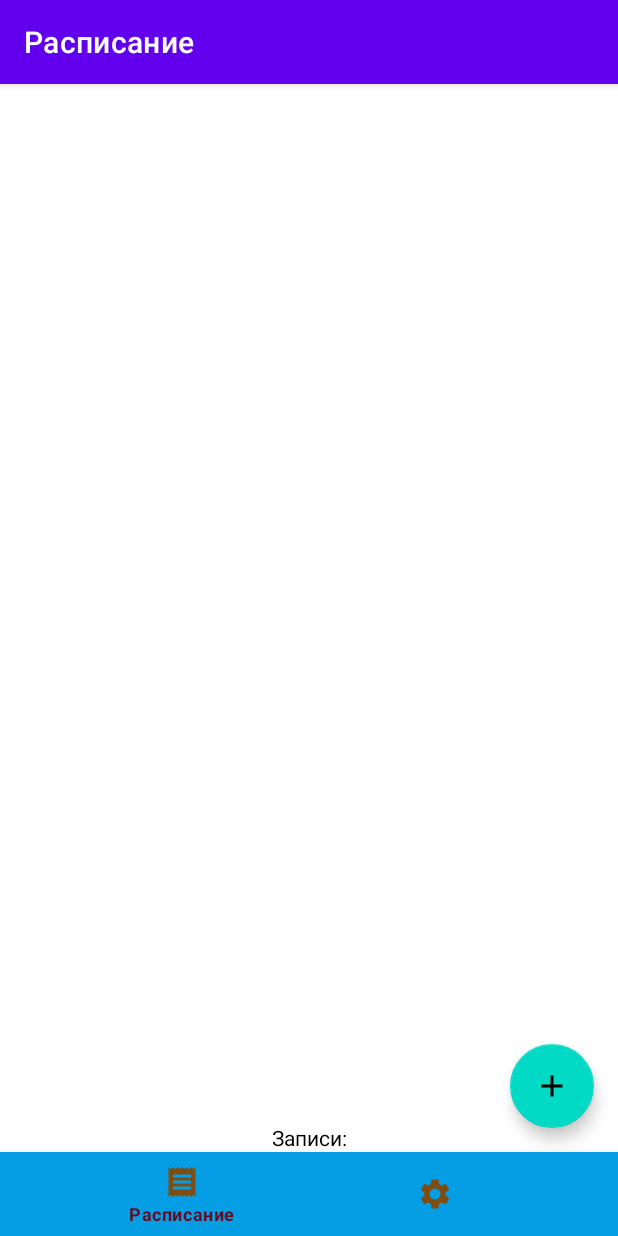
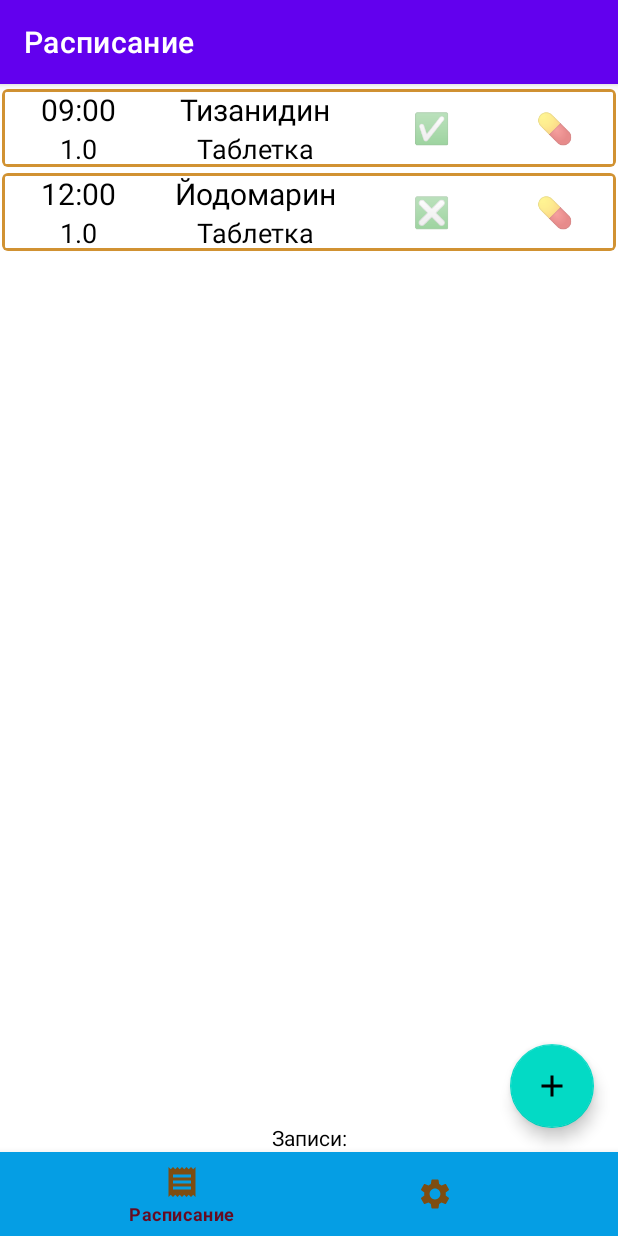
Before and after one commit to Paulik0182/MonitoringPrescriptions, an Android app: the screen it shows after launch (RoomActivity), on a phone screen of 412 x 824 dp. Run offline under Robolectric (Android 15) with nearby library versions, the phone set to English and light mode, and no system bars.

Commit message:
Реализация первого окна (ViewHolder, Adapter, RecyclerView, данные)

```diff
--- /dev/null
+++ b/app/src/main/java/com/example/monitoringprescriptions/data/ReceptionRepoImpl.kt
@@ -0,0 +1,70 @@
+package com.example.monitoringprescriptions.data
+
+import com.example.monitoringprescriptions.domain.entities.ReceptionEntity
+import com.example.monitoringprescriptions.domain.Emoji
+import com.example.monitoringprescriptions.domain.EmojiIconMedicine
+import com.example.monitoringprescriptions.domain.repos.ReceptionRepo
+import java.util.*
+import kotlin.collections.ArrayList
+
+class ReceptionRepoImpl: ReceptionRepo {
+
+    var dataReception: MutableList<ReceptionEntity> = mutableListOf()
+
+    override fun addReception(receptionEntity: ReceptionEntity) {
+        dataReception.add(receptionEntity)
+    }
+
+    override fun getReceptionList(): List<ReceptionEntity> {
+        return  ArrayList(dataReception)
+    }
+
+    override fun removeReception(recordEntity: ReceptionEntity) {
+        dataReception.remove(recordEntity)
+    }
+
+    override fun removeAllReception(onSuccess: (List<ReceptionEntity>) -> Unit) {
+        TODO("Not yet implemented")
+    }
+
+    override fun updateReception(changedRecord: ReceptionEntity) {
+        TODO("Not yet implemented")
+    }
+
+
+    init {
+        dataReception.add(
+            ReceptionEntity(
+                id = UUID.randomUUID().toString(),
+                nameMedicine = "Тизанидин",
+                typeMedicine = "Таблетка",
+                time = "09:00",
+                dateStart = Calendar.getInstance().timeInMillis,
+                dateEnd = Calendar.getInstance().timeInMillis + 1_000_000,
+                receptionFrequency = 2,
+                resultReception = Emoji.YES,
+                dosage = 1.0f,
+                unitMeasurement = "шт.",
+                iconMedicine = EmojiIconMedicine.PILL,
+                comment = "Прием после еды"
+            )
+        )
+
+        dataReception.add(
+            ReceptionEntity(
+                id = UUID.randomUUID().toString(),
+                nameMedicine = "Йодомарин",
+                typeMedicine = "Таблетка",
+                time = "12:00",
+                dateStart = Calendar.getInstance().timeInMillis + 2_000,
+                dateEnd = Calendar.getInstance().timeInMillis + 2_000_000,
+                receptionFrequency = 1,
+                resultReception = Emoji.UNKNOWN,
+                dosage = 1f,
+                unitMeasurement = "шт.",
+                iconMedicine = EmojiIconMedicine.PILL,
+                comment = "Прием до еды"
+            )
+        )
+    }
+}
--- a/app/src/main/java/com/example/monitoringprescriptions/di/AppModules.kt
+++ b/app/src/main/java/com/example/monitoringprescriptions/di/AppModules.kt
@@ -1,7 +1,10 @@
 package com.example.monitoringprescriptions.di
 
+import com.example.monitoringprescriptions.data.ReceptionRepoImpl
+import com.example.monitoringprescriptions.domain.repos.ReceptionRepo
 import org.koin.dsl.module
 
 val appModules = module{
 
+    single<ReceptionRepo> { ReceptionRepoImpl() }
 }
--- /dev/null
+++ b/app/src/main/java/com/example/monitoringprescriptions/domain/Emoji.kt
@@ -0,0 +1,5 @@
+package com.example.monitoringprescriptions.domain
+
+enum class Emoji {
+    UNKNOWN, YES, NO
+}
--- /dev/null
+++ b/app/src/main/java/com/example/monitoringprescriptions/domain/EmojiIconMedicine.kt
@@ -0,0 +1,6 @@
+package com.example.monitoringprescriptions.domain
+
+enum class EmojiIconMedicine {
+
+    PILL, SYRINGE
+}
--- a/app/src/main/java/com/example/monitoringprescriptions/domain/entities/ReceptionEntity.kt
+++ b/app/src/main/java/com/example/monitoringprescriptions/domain/entities/ReceptionEntity.kt
@@ -1,6 +1,8 @@
 package com.example.monitoringprescriptions.domain.entities
 
 import android.os.Parcelable
+import com.example.monitoringprescriptions.domain.Emoji
+import com.example.monitoringprescriptions.domain.EmojiIconMedicine
 import com.google.gson.annotations.SerializedName
 import kotlinx.parcelize.Parcelize
 import java.util.*
@@ -14,6 +16,9 @@ data class ReceptionEntity(
     @SerializedName("name_medicine")
     var nameMedicine: String = "no name",
 
+    @SerializedName("type_medicine")
+    var typeMedicine: String = "no name",
+
     @SerializedName("date_start")
     var dateStart: Long = Calendar.getInstance().timeInMillis,
 
@@ -21,19 +26,22 @@ data class ReceptionEntity(
     var dateEnd: Long = Calendar.getInstance().timeInMillis,
 
     @SerializedName("time")
-    var time: MutableList<Long> = mutableListOf(),
+    var time: String = "no name",
 
     @SerializedName("reception_frequency")
     var receptionFrequency: Int = 1,
 
     @SerializedName("result_reception")
-    var resultReception: Boolean = false,
+    var resultReception: Emoji = Emoji.UNKNOWN,
 
     @SerializedName("dosage")
     var dosage: Float = 1.5f,
 
     @SerializedName("unit_measurement")
     var unitMeasurement: String = "шт.",
+
+    @SerializedName("icon_medicine")
+    var iconMedicine: EmojiIconMedicine = EmojiIconMedicine.PILL,
 
     @SerializedName("foto")
     var foto: Int = 0,
--- a/app/src/main/java/com/example/monitoringprescriptions/domain/repos/ReceptionRepo.kt
+++ b/app/src/main/java/com/example/monitoringprescriptions/domain/repos/ReceptionRepo.kt
@@ -4,9 +4,9 @@ import com.example.monitoringprescriptions.domain.entities.ReceptionEntity
 
 interface ReceptionRepo {
 
-    fun addRecord(receptionEntity: ReceptionEntity)
-    fun getRecordList(): List<ReceptionEntity>
-    fun removeRecord(recordEntity: ReceptionEntity)
-    fun removeAllRecord(onSuccess: (List<ReceptionEntity>) -> Unit)
-    fun updateRecord(changedRecord: ReceptionEntity)
+    fun addReception(receptionEntity: ReceptionEntity)
+    fun getReceptionList(): List<ReceptionEntity>
+    fun removeReception(recordEntity: ReceptionEntity)
+    fun removeAllReception(onSuccess: (List<ReceptionEntity>) -> Unit)
+    fun updateReception(changedRecord: ReceptionEntity)
 }
--- a/app/src/main/java/com/example/monitoringprescriptions/ui/details/DerailsReceptionFragment.kt
+++ b/app/src/main/java/com/example/monitoringprescriptions/ui/details/DetailsReceptionFragment.kt
@@ -8,7 +8,7 @@ import com.example.monitoringprescriptions.App
 import com.example.monitoringprescriptions.R
 import com.example.monitoringprescriptions.databinding.FragmentDerailsReceptionBinding
 
-class DerailsReceptionFragment : Fragment(R.layout.fragment_derails_reception) {
+class DetailsReceptionFragment : Fragment(R.layout.fragment_derails_reception) {
 
     private val app: App get() = requireActivity().application as App
 
@@ -34,7 +34,7 @@ class DerailsReceptionFragment : Fragment(R.layout.fragment_derails_reception) {
     companion object {
         @JvmStatic
         fun newInstance() =
-            DerailsReceptionFragment().apply {
+            DetailsReceptionFragment().apply {
                 arguments = Bundle().apply {
 //                    putString(KEY, "key")
                 }
--- /dev/null
+++ b/app/src/main/java/com/example/monitoringprescriptions/ui/reception/ReceptionAdapter.kt
@@ -0,0 +1,34 @@
+package com.example.monitoringprescriptions.ui.reception
+
+import android.annotation.SuppressLint
+import android.view.ViewGroup
+import androidx.recyclerview.widget.RecyclerView
+import com.example.monitoringprescriptions.domain.entities.ReceptionEntity
+
+class ReceptionAdapter(
+    private var data: List<ReceptionEntity> = mutableListOf(),
+    private var onDetailsReceptionListener: (ReceptionEntity) -> Unit = {}
+): RecyclerView.Adapter<ReceptionViewHolder>() {
+
+    @SuppressLint("NotifyDataSetChanged")
+    fun setData(reception: List<ReceptionEntity>){
+        data = reception
+        notifyDataSetChanged()
+    }
+
+    override fun onCreateViewHolder(parent: ViewGroup, viewType: Int): ReceptionViewHolder {
+        return ReceptionViewHolder(
+            parent,
+            onDetailsReceptionListener
+        )
+    }
+
+    override fun onBindViewHolder(holder: ReceptionViewHolder, position: Int) {
+        holder.bind(getItem(position))
+    }
+
+    private fun getItem(position: Int): ReceptionEntity = data[position]
+
+    override fun getItemCount(): Int = data.size
+
+}
--- a/app/src/main/java/com/example/monitoringprescriptions/ui/reception/ReceptionFragment.kt
+++ b/app/src/main/java/com/example/monitoringprescriptions/ui/reception/ReceptionFragment.kt
@@ -4,25 +4,46 @@ import android.content.Context
 import android.os.Bundle
 import androidx.fragment.app.Fragment
 import android.view.View
-import com.example.monitoringprescriptions.App
+import androidx.recyclerview.widget.LinearLayoutManager
 import com.example.monitoringprescriptions.R
 import com.example.monitoringprescriptions.databinding.FragmentReceptionBinding
+import com.example.monitoringprescriptions.domain.entities.ReceptionEntity
+import com.example.monitoringprescriptions.domain.repos.ReceptionRepo
+import org.koin.android.ext.android.inject
 
 class ReceptionFragment : Fragment(R.layout.fragment_reception) {
 
-    private val app: App get() = requireActivity().application as App
-
     private var _binding: FragmentReceptionBinding? = null
     private val binding get() = _binding!!
+
+    private lateinit var adapter: ReceptionAdapter
+
+    private val receptionRepo: ReceptionRepo by inject()
 
     override fun onViewCreated(view: View, savedInstanceState: Bundle?) {
         super.onViewCreated(view, savedInstanceState)
 
         _binding = FragmentReceptionBinding.bind(view)
+
+        initView()
+
+        adapter.setData(receptionRepo.getReceptionList())
+
+    }
+
+    private fun initView() {
+        binding.cardioRecyclerView.layoutManager = LinearLayoutManager(context)
+        adapter = ReceptionAdapter(
+            data = emptyList(),
+            onDetailsReceptionListener = {
+                //todo
+            }
+        )
+        binding.cardioRecyclerView.adapter = adapter
     }
 
     interface Controller {
-        //TODO
+        fun openDetailsReception(receptionEntity: ReceptionEntity)
     }
 
     private fun getController(): Controller = activity as Controller
--- /dev/null
+++ b/app/src/main/java/com/example/monitoringprescriptions/ui/reception/ReceptionViewHolder.kt
@@ -0,0 +1,50 @@
+package com.example.monitoringprescriptions.ui.reception
+
+import android.view.LayoutInflater
+import android.view.ViewGroup
+import androidx.recyclerview.widget.RecyclerView
+import com.example.monitoringprescriptions.R
+import com.example.monitoringprescriptions.databinding.ItemRecordReceptionBinding
+import com.example.monitoringprescriptions.domain.Emoji
+import com.example.monitoringprescriptions.domain.EmojiIconMedicine
+import com.example.monitoringprescriptions.domain.entities.ReceptionEntity
+
+class ReceptionViewHolder(
+    parent: ViewGroup,
+    onDetailsReceptionListener: (ReceptionEntity) -> Unit
+) : RecyclerView.ViewHolder(
+    LayoutInflater.from(parent.context)
+        .inflate(R.layout.item_record_reception, parent, false)
+) {
+
+    private val binding: ItemRecordReceptionBinding = ItemRecordReceptionBinding.bind(itemView)
+
+    private lateinit var receptionEntity: ReceptionEntity
+
+    fun bind(recordReceptionEntity: ReceptionEntity) {
+        this.receptionEntity = recordReceptionEntity
+
+        binding.nameMedicineTextView.text = recordReceptionEntity.nameMedicine
+        binding.typeMedicineTextView.text = recordReceptionEntity.typeMedicine
+        binding.timeTextView.text = recordReceptionEntity.time
+        binding.dosageTextView.text = recordReceptionEntity.dosage.toString()
+
+        binding.resultReceptionTextView.text = recordReceptionEntity.resultReception.toString()
+        when (recordReceptionEntity.resultReception) {
+            Emoji.UNKNOWN -> binding.resultReceptionTextView.setText(R.string.emoji_unknown)
+            Emoji.YES -> binding.resultReceptionTextView.setText(R.string.emoji_yes)
+            Emoji.NO -> binding.resultReceptionTextView.setText(R.string.emoji_no)
+        }
+        binding.iconMedicineTextView.text = recordReceptionEntity.iconMedicine.toString()
+        when (recordReceptionEntity.iconMedicine) {
+            EmojiIconMedicine.PILL -> binding.iconMedicineTextView.setText(R.string.emoji_pill)
+            EmojiIconMedicine.SYRINGE -> binding.iconMedicineTextView.setText(R.string.emoji_syringe)
+        }
+    }
+
+    init {
+        itemView.setOnClickListener {
+            onDetailsReceptionListener.invoke(receptionEntity)
+        }
+    }
+}
--- a/app/src/main/java/com/example/monitoringprescriptions/ui/root/RoomActivity.kt
+++ b/app/src/main/java/com/example/monitoringprescriptions/ui/root/RoomActivity.kt
@@ -5,6 +5,7 @@ import android.os.Bundle
 import androidx.fragment.app.Fragment
 import com.example.monitoringprescriptions.R
 import com.example.monitoringprescriptions.databinding.ActivityRootBinding
+import com.example.monitoringprescriptions.domain.entities.ReceptionEntity
 import com.example.monitoringprescriptions.ui.reception.ReceptionFragment
 import com.example.monitoringprescriptions.ui.settings.SettingsFragment
 
@@ -52,4 +53,8 @@ class RoomActivity : AppCompatActivity(),
                 TAG_MAIN_CONTAINER_LAYOUT_KEY
             ).commit()
     }
+
+    override fun openDetailsReception(receptionEntity: ReceptionEntity) {
+        TODO("Not yet implemented")
+    }
 }
--- a/app/src/main/res/layout/fragment_derails_reception.xml
+++ b/app/src/main/res/layout/fragment_derails_reception.xml
@@ -3,7 +3,7 @@
     xmlns:tools="http://schemas.android.com/tools"
     android:layout_width="match_parent"
     android:layout_height="match_parent"
-    tools:context=".ui.details.DerailsReceptionFragment">
+    tools:context=".ui.details.DetailsReceptionFragment">
 
     <!-- TODO: Update blank fragment layout -->
     <TextView
--- a/app/src/main/res/layout/item_record_reception.xml
+++ b/app/src/main/res/layout/item_record_reception.xml
@@ -1,6 +1,5 @@
 <?xml version="1.0" encoding="utf-8"?>
 <com.google.android.material.card.MaterialCardView xmlns:android="http://schemas.android.com/apk/res/android"
-    xmlns:app="http://schemas.android.com/apk/res-auto"
     xmlns:tools="http://schemas.android.com/tools"
     android:layout_width="match_parent"
     android:layout_height="wrap_content"
@@ -31,7 +30,7 @@
                 android:orientation="horizontal">
 
                 <TextView
-                    android:id="@+id/name_product_text_view"
+                    android:id="@+id/time_text_view"
                     android:layout_width="0dp"
                     android:layout_height="wrap_content"
                     android:layout_weight="1"
@@ -41,7 +40,7 @@
                     tools:text="00:00" />
 
                 <TextView
-                    android:id="@+id/title_text_view"
+                    android:id="@+id/name_medicine_text_view"
                     android:layout_width="0dp"
                     android:layout_height="wrap_content"
                     android:layout_weight="1.5"
@@ -60,7 +59,7 @@
                 android:orientation="horizontal">
 
                 <TextView
-                    android:id="@+id/time_text_view"
+                    android:id="@+id/dosage_text_view"
                     android:layout_width="0dp"
                     android:layout_height="wrap_content"
                     android:layout_weight="1"
@@ -70,7 +69,7 @@
                     tools:text="0,00" />
 
                 <TextView
-                    android:id="@+id/product_text_view"
+                    android:id="@+id/type_medicine_text_view"
                     android:layout_width="0dp"
                     android:layout_height="wrap_content"
                     android:layout_weight="1.5"
@@ -91,16 +90,16 @@
             android:orientation="horizontal">
 
             <TextView
-                android:id="@+id/execution_text_view"
+                android:id="@+id/result_reception_text_view"
                 android:layout_width="0dp"
                 android:layout_height="wrap_content"
                 android:layout_weight="1"
                 android:gravity="center_horizontal"
                 android:textSize="20sp"
-                tools:text="@string/emoji_yes" />
+                tools:text="@string/emoji_unknown" />
 
             <TextView
-                android:id="@+id/icon_product_text_view"
+                android:id="@+id/icon_medicine_text_view"
                 android:layout_width="0dp"
                 android:layout_height="wrap_content"
                 android:layout_weight="1"
--- a/app/src/main/res/values/strings.xml
+++ b/app/src/main/res/values/strings.xml
@@ -10,6 +10,7 @@
     <!-- emoji -->
     <string name="emoji_yes">&#9989;</string>
     <string name="emoji_no">&#10060;</string>
+    <string name="emoji_unknown">&#10062;</string>
 
     <!-- emoji product-->
     <string name="emoji_pill">&#128138;</string>
```
Also changed, not shown: app/src/main/java/com/example/monitoringprescriptions/data/RecordRepoImpl.kt (added, +56 -0 lines).
